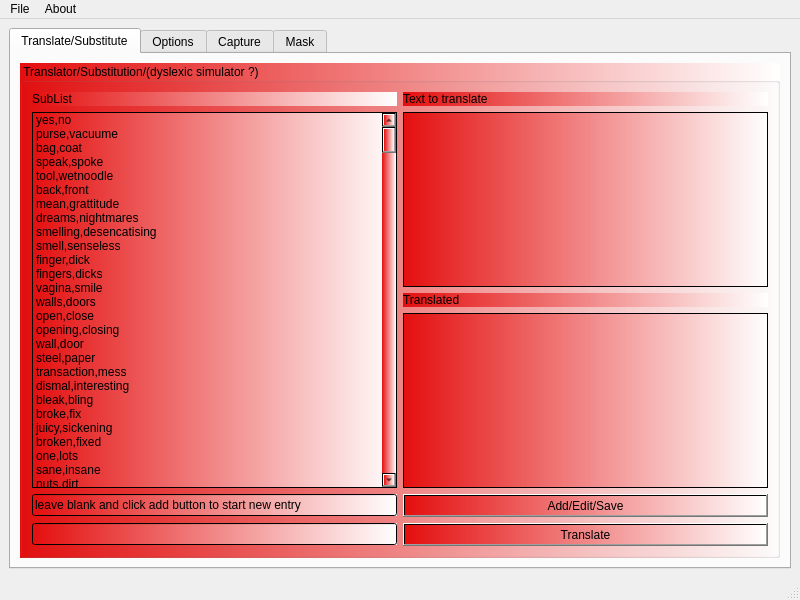
Above: mainwindow.ui from netpipe/RightHand before the change. Below: the same form after it.
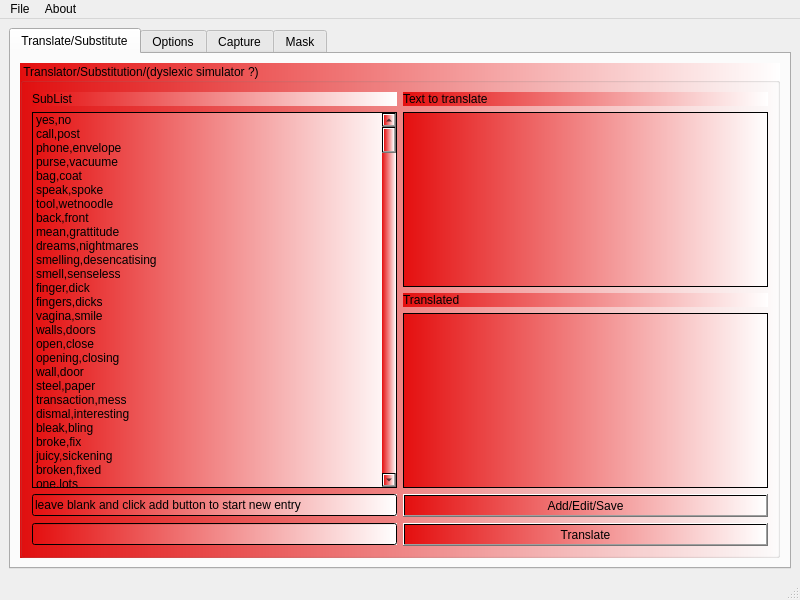
That is the form after the change.

Patch:
```diff
--- a/mainwindow.ui
+++ b/mainwindow.ui
@@ -98,6 +98,16 @@
                <string>yes,no</string>
               </property>
              </item>
+             <item>
+              <property name="text">
+               <string>call,post</string>
+              </property>
+             </item>
+             <item>
+              <property name="text">
+               <string>phone,envelope</string>
+              </property>
+             </item>
              <item>
               <property name="text">
                <string>purse,vacuume</string>
```
